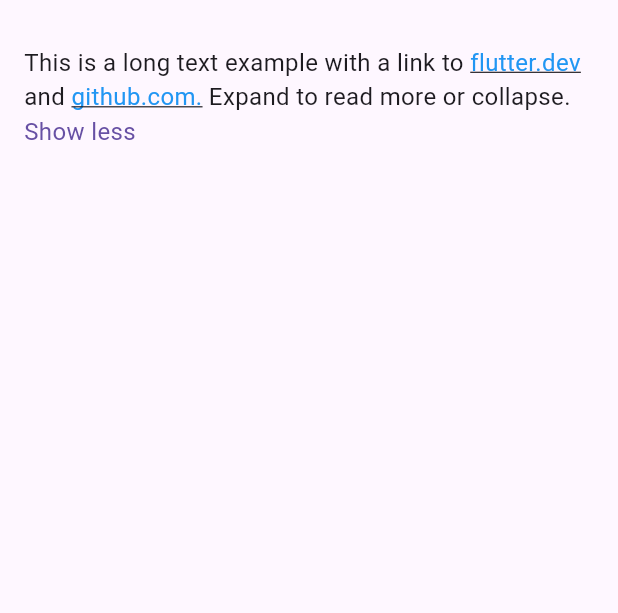
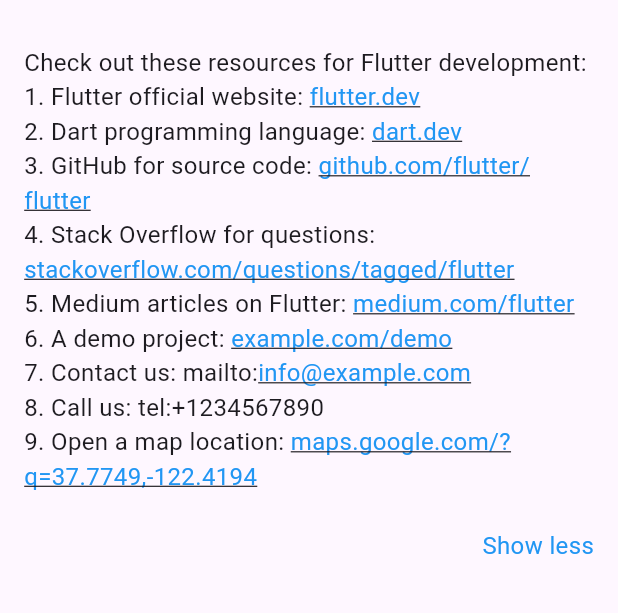
Before and after one commit to devOmedia/ExpandableLinkifyText, a Flutter app: the screen it shows after launch, after a tap on "Read more", on a phone screen of 412 x 824 dp, the part 63-676 px from its top. Run offline on Flutter 3.47's test engine with Material 3 defaults, Android fonts, the phone set to English and light mode, and no system bars; drawn by our look-alikes of flutter_linkify.

```diff
--- a/lib/main.dart
+++ b/lib/main.dart
@@ -1,20 +1,31 @@
 import 'package:flutter/material.dart';
 import 'package:flutter_linkify/flutter_linkify.dart';
 import 'package:url_launcher/url_launcher.dart';
+
+String textWithUrls = """
+Check out these resources for Flutter development:
+1. Flutter official website: https://flutter.dev
+2. Dart programming language: https://dart.dev
+3. GitHub for source code: https://github.com/flutter/flutter
+4. Stack Overflow for questions: https://stackoverflow.com/questions/tagged/flutter
+5. Medium articles on Flutter: https://medium.com/flutter
+6. A demo project: https://example.com/demo
+7. Contact us: mailto:info@example.com
+8. Call us: tel:+1234567890
+9. Open a map location: https://maps.google.com/?q=37.7749,-122.4194
+""";
 
 void main() {
   runApp(MaterialApp(
     home: Scaffold(
       appBar: AppBar(title: const Text("Expandable Linkify Text")),
-      body: const Padding(
-        padding: EdgeInsets.all(16.0),
+      body: Padding(
+        padding: const EdgeInsets.all(16.0),
         child: ExpandableLinkifyText(
-          text:
-              "This is a long text example with a link to https://flutter.dev "
-              "and https://github.com. Expand to read more or collapse.",
+          text: textWithUrls,
           trimLines: 2,
-          textStyle: TextStyle(fontSize: 16),
-          linkStyle: TextStyle(color: Colors.blue),
+          textStyle: const TextStyle(fontSize: 16),
+          linkStyle: const TextStyle(color: Colors.blue),
         ),
       ),
     ),
@@ -93,7 +104,9 @@
                 onOpen: _onOpen,
               ),
             if (isOverflowing)
-              GestureDetector(
+              Align(
+                alignment: Alignment.centerRight,
+                child: GestureDetector(
                   onTap: () {
                     setState(() {
                       isExpanded = !isExpanded;
@@ -102,7 +115,8 @@
                   child: Text(
                     isExpanded ? widget.collapseText : widget.expandText,
                     style: widget.textStyle!.copyWith(
-                    color: Theme.of(context).primaryColor,
+                      color: Colors.blue,
+                    ),
                   ),
                 ),
               ),
```
Also changed, not shown: 1 other file. Lines whose indentation alone changed are shown as unchanged.
